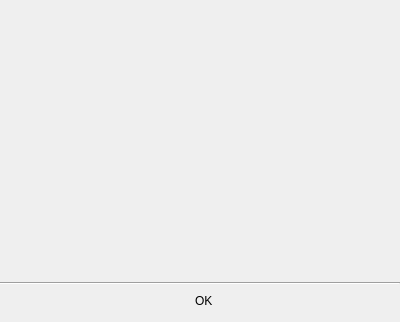
susan0909/GitHubHOST, file dialog_about.ui: the form before one commit.
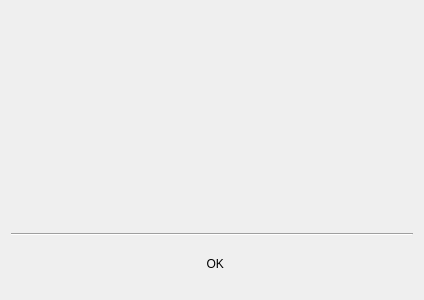
The form after the commit. Icons and pictures are not drawn.

What changed in the file:
```diff
--- a/dialog_about.ui
+++ b/dialog_about.ui
@@ -6,8 +6,8 @@
    <rect>
     <x>0</x>
     <y>0</y>
-    <width>400</width>
-    <height>322</height>
+    <width>424</width>
+    <height>300</height>
    </rect>
   </property>
   <property name="windowTitle">
@@ -17,63 +17,9 @@
    <iconset resource="res.qrc">
     <normaloff>:/icon/logo.png</normaloff>:/icon/logo.png</iconset>
   </property>
-  <widget class="QLabel" name="labelVersion">
-   <property name="geometry">
-    <rect>
-     <x>0</x>
-     <y>100</y>
-     <width>400</width>
-     <height>40</height>
-    </rect>
-   </property>
-   <property name="minimumSize">
-    <size>
-     <width>400</width>
-     <height>40</height>
-    </size>
-   </property>
-   <property name="maximumSize">
-    <size>
-     <width>400</width>
-     <height>40</height>
-    </size>
-   </property>
-   <property name="text">
-    <string/>
-   </property>
-   <property name="alignment">
-    <set>Qt::AlignCenter</set>
-   </property>
-  </widget>
-  <widget class="Line" name="line">
-   <property name="geometry">
-    <rect>
-     <x>0</x>
-     <y>275</y>
-     <width>400</width>
-     <height>16</height>
-    </rect>
-   </property>
-   <property name="orientation">
-    <enum>Qt::Horizontal</enum>
-   </property>
-  </widget>
-  <widget class="QWidget" name="layoutWidget">
-   <property name="geometry">
-    <rect>
-     <x>0</x>
-     <y>0</y>
-     <width>401</width>
-     <height>101</height>
-    </rect>
-   </property>
+  <layout class="QVBoxLayout" name="verticalLayout">
+   <item>
    <layout class="QHBoxLayout" name="horizontalLayout">
-    <property name="topMargin">
-     <number>20</number>
-    </property>
-    <property name="bottomMargin">
-     <number>0</number>
-    </property>
     <item>
      <spacer name="horizontalSpacer">
       <property name="orientation">
@@ -88,40 +34,16 @@
      </spacer>
     </item>
     <item>
-     <widget class="QLabel" name="labelLogo">
-      <property name="minimumSize">
-       <size>
-        <width>80</width>
-        <height>80</height>
-       </size>
-      </property>
-      <property name="maximumSize">
-       <size>
-        <width>80</width>
-        <height>80</height>
-       </size>
-      </property>
-      <property name="baseSize">
-       <size>
-        <width>0</width>
-        <height>0</height>
-       </size>
-      </property>
-      <property name="layoutDirection">
-       <enum>Qt::LeftToRight</enum>
-      </property>
+      <widget class="QPushButton" name="btnLogo">
       <property name="text">
-       <string/>
-      </property>
-      <property name="pixmap">
-       <pixmap resource="res.qrc">:/image/logo256.png</pixmap>
-      </property>
-      <property name="scaledContents">
+        <string notr="true"/>
+       </property>
+       <property name="autoDefault">
+        <bool>false</bool>
+       </property>
+       <property name="flat">
        <bool>true</bool>
       </property>
-      <property name="alignment">
-       <set>Qt::AlignCenter</set>
-      </property>
      </widget>
     </item>
     <item>
@@ -138,23 +60,34 @@
      </spacer>
     </item>
    </layout>
-  </widget>
-  <widget class="QWidget" name="layoutWidget">
-   <property name="geometry">
-    <rect>
-     <x>0</x>
-     <y>160</y>
-     <width>401</width>
-     <height>22</height>
-    </rect>
-   </property>
+   </item>
+   <item>
+    <widget class="QLabel" name="labelVersion">
+     <property name="minimumSize">
+      <size>
+       <width>400</width>
+       <height>40</height>
+      </size>
+     </property>
+     <property name="maximumSize">
+      <size>
+       <width>400</width>
+       <height>40</height>
+      </size>
+     </property>
+     <property name="text">
+      <string/>
+     </property>
+     <property name="alignment">
+      <set>Qt::AlignCenter</set>
+     </property>
+    </widget>
+   </item>
+   <item>
    <layout class="QHBoxLayout" name="horizontalLayout_2">
     <property name="spacing">
      <number>0</number>
     </property>
-    <property name="sizeConstraint">
-     <enum>QLayout::SetDefaultConstraint</enum>
-    </property>
     <item>
      <spacer name="horizontalSpacer_6">
       <property name="orientation">
@@ -229,16 +162,8 @@
      </spacer>
     </item>
    </layout>
-  </widget>
-  <widget class="QWidget" name="layoutWidget">
-   <property name="geometry">
-    <rect>
-     <x>0</x>
-     <y>185</y>
-     <width>401</width>
-     <height>22</height>
-    </rect>
-   </property>
+   </item>
+   <item>
    <layout class="QHBoxLayout" name="horizontalLayout_3">
     <property name="spacing">
      <number>0</number>
@@ -311,16 +236,92 @@
      </spacer>
     </item>
    </layout>
-  </widget>
-  <widget class="QWidget" name="layoutWidget">
-   <property name="geometry">
-    <rect>
-     <x>0</x>
-     <y>290</y>
-     <width>401</width>
-     <height>22</height>
-    </rect>
-   </property>
+   </item>
+   <item>
+    <layout class="QHBoxLayout" name="horizontalLayout_4">
+     <property name="spacing">
+      <number>0</number>
+     </property>
+     <property name="sizeConstraint">
+      <enum>QLayout::SetDefaultConstraint</enum>
+     </property>
+     <item>
+      <spacer name="horizontalSpacer_9">
+       <property name="orientation">
+        <enum>Qt::Horizontal</enum>
+       </property>
+       <property name="sizeHint" stdset="0">
+        <size>
+         <width>40</width>
+         <height>20</height>
+        </size>
+       </property>
+      </spacer>
+     </item>
+     <item>
+      <widget class="QLabel" name="labelIssueIcon">
+       <property name="minimumSize">
+        <size>
+         <width>20</width>
+         <height>20</height>
+        </size>
+       </property>
+       <property name="maximumSize">
+        <size>
+         <width>20</width>
+         <height>20</height>
+        </size>
+       </property>
+       <property name="text">
+        <string notr="true"/>
+       </property>
+       <property name="pixmap">
+        <pixmap resource="res.qrc">:/icon/bug.png</pixmap>
+       </property>
+       <property name="scaledContents">
+        <bool>true</bool>
+       </property>
+      </widget>
+     </item>
+     <item>
+      <widget class="QLabel" name="labelIssueUrl">
+       <property name="maximumSize">
+        <size>
+         <width>16777215</width>
+         <height>32</height>
+        </size>
+       </property>
+       <property name="text">
+        <string notr="true"/>
+       </property>
+       <property name="openExternalLinks">
+        <bool>true</bool>
+       </property>
+      </widget>
+     </item>
+     <item>
+      <spacer name="horizontalSpacer_10">
+       <property name="orientation">
+        <enum>Qt::Horizontal</enum>
+       </property>
+       <property name="sizeHint" stdset="0">
+        <size>
+         <width>40</width>
+         <height>20</height>
+        </size>
+       </property>
+      </spacer>
+     </item>
+    </layout>
+   </item>
+   <item>
+    <widget class="Line" name="line">
+     <property name="orientation">
+      <enum>Qt::Horizontal</enum>
+     </property>
+    </widget>
+   </item>
+   <item>
    <layout class="QHBoxLayout" name="horizontalLayout_5" stretch="1,1,1">
     <item>
      <spacer name="horizontalSpacer_3">
@@ -365,92 +366,8 @@
      </spacer>
     </item>
    </layout>
-  </widget>
-  <widget class="QWidget" name="layoutWidget">
-   <property name="geometry">
-    <rect>
-     <x>0</x>
-     <y>210</y>
-     <width>401</width>
-     <height>22</height>
-    </rect>
-   </property>
-   <layout class="QHBoxLayout" name="horizontalLayout_4">
-    <property name="spacing">
-     <number>0</number>
-    </property>
-    <property name="sizeConstraint">
-     <enum>QLayout::SetDefaultConstraint</enum>
-    </property>
-    <item>
-     <spacer name="horizontalSpacer_9">
-      <property name="orientation">
-       <enum>Qt::Horizontal</enum>
-      </property>
-      <property name="sizeHint" stdset="0">
-       <size>
-        <width>40</width>
-        <height>20</height>
-       </size>
-      </property>
-     </spacer>
-    </item>
-    <item>
-     <widget class="QLabel" name="labelIssueIcon">
-      <property name="minimumSize">
-       <size>
-        <width>20</width>
-        <height>20</height>
-       </size>
-      </property>
-      <property name="maximumSize">
-       <size>
-        <width>20</width>
-        <height>20</height>
-       </size>
-      </property>
-      <property name="text">
-       <string notr="true"/>
-      </property>
-      <property name="pixmap">
-       <pixmap resource="res.qrc">:/icon/bug.png</pixmap>
-      </property>
-      <property name="scaledContents">
-       <bool>true</bool>
-      </property>
-     </widget>
-    </item>
-    <item>
-     <widget class="QLabel" name="labelIssueUrl">
-      <property name="maximumSize">
-       <size>
-        <width>16777215</width>
-        <height>32</height>
-       </size>
-      </property>
-      <property name="text">
-       <string notr="true"/>
-      </property>
-      <property name="openExternalLinks">
-       <bool>true</bool>
-      </property>
-     </widget>
-    </item>
-    <item>
-     <spacer name="horizontalSpacer_10">
-      <property name="orientation">
-       <enum>Qt::Horizontal</enum>
-      </property>
-      <property name="sizeHint" stdset="0">
-       <size>
-        <width>40</width>
-        <height>20</height>
-       </size>
-      </property>
-     </spacer>
-    </item>
-   </layout>
-  </widget>
+   </item>
+  </layout>
  </widget>
  <resources>
   <include location="res.qrc"/>
```
Lines whose indentation alone changed are shown as unchanged.
